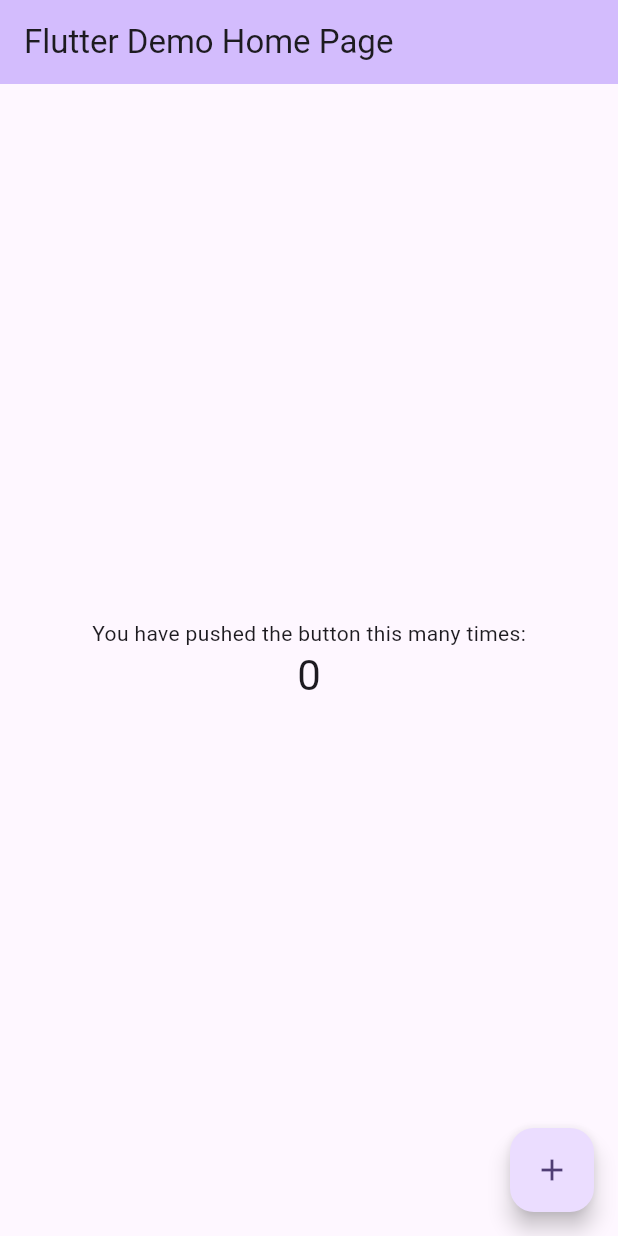
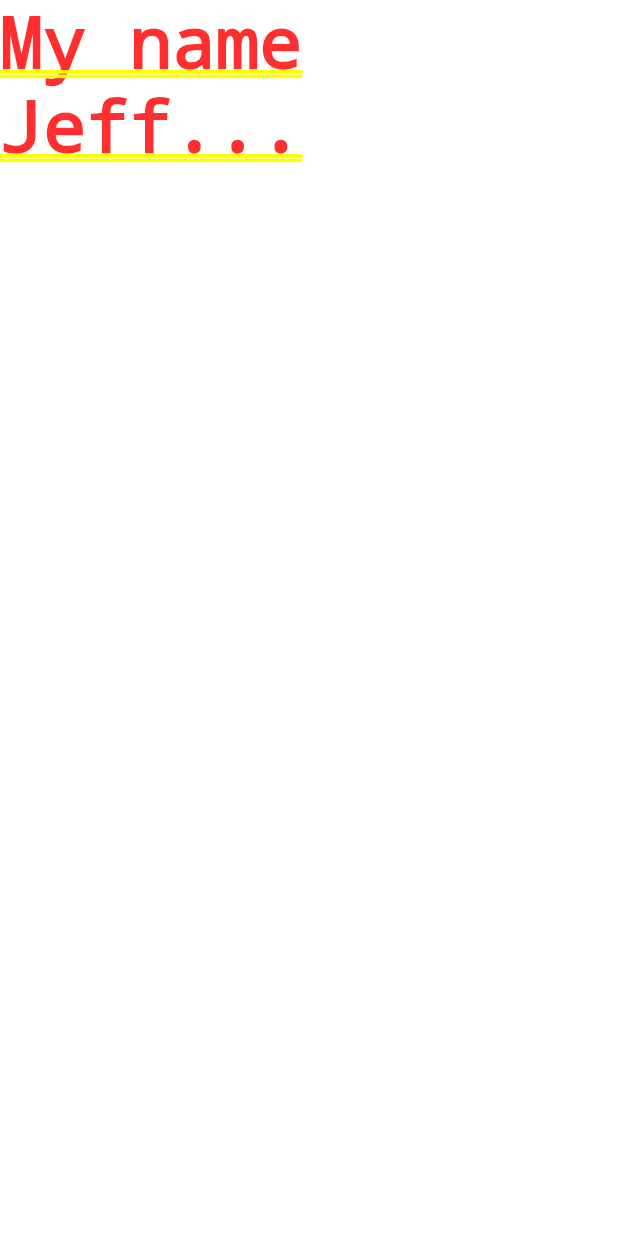
Before and after one commit to adala-wanyande/flutter-meals-app, a Flutter app: the screen it shows after launch, on a phone screen of 412 x 824 dp. Run offline on Flutter 3.47's test engine with Material 3 defaults, Android fonts, the phone set to English and light mode, and no system bars; our stand-ins replace google_fonts.

Commit message:
style: import google fonts package

```diff
--- a/lib/main.dart
+++ b/lib/main.dart
@@ -1,125 +1,25 @@
 import 'package:flutter/material.dart';
 
+import 'package:google_fonts/google_fonts.dart';
+
+final theme = ThemeData(
+  useMaterial3: true,
+  colorScheme: ColorScheme.fromSeed(
+    brightness: Brightness.dark,
+    seedColor: const Color.fromARGB(255, 131, 57, 0),
+  ),
+  textTheme: GoogleFonts.latoTextTheme(),
+);
+
 void main() {
-  runApp(const MyApp());
+  runApp(const App());
 }
 
-class MyApp extends StatelessWidget {
-  const MyApp({super.key});
-
-  // This widget is the root of your application.
-  @override
-  Widget build(BuildContext context) {
-    return MaterialApp(
-      title: 'Flutter Demo',
-      theme: ThemeData(
-        // This is the theme of your application.
-        //
-        // TRY THIS: Try running your application with "flutter run". You'll see
-        // the application has a purple toolbar. Then, without quitting the app,
-        // try changing the seedColor in the colorScheme below to Colors.green
-        // and then invoke "hot reload" (save your changes or press the "hot
-        // reload" button in a Flutter-supported IDE, or press "r" if you used
-        // the command line to start the app).
-        //
-        // Notice that the counter didn't reset back to zero; the application
-        // state is not lost during the reload. To reset the state, use hot
-        // restart instead.
-        //
-        // This works for code too, not just values: Most code changes can be
-        // tested with just a hot reload.
-        colorScheme: ColorScheme.fromSeed(seedColor: Colors.deepPurple),
-        useMaterial3: true,
-      ),
-      home: const MyHomePage(title: 'Flutter Demo Home Page'),
-    );
-  }
-}
-
-class MyHomePage extends StatefulWidget {
-  const MyHomePage({super.key, required this.title});
-
-  // This widget is the home page of your application. It is stateful, meaning
-  // that it has a State object (defined below) that contains fields that affect
-  // how it looks.
-
-  // This class is the configuration for the state. It holds the values (in this
-  // case the title) provided by the parent (in this case the App widget) and
-  // used by the build method of the State. Fields in a Widget subclass are
-  // always marked "final".
-
-  final String title;
-
-  @override
-  State<MyHomePage> createState() => _MyHomePageState();
-}
-
-class _MyHomePageState extends State<MyHomePage> {
-  int _counter = 0;
-
-  void _incrementCounter() {
-    setState(() {
-      // This call to setState tells the Flutter framework that something has
-      // changed in this State, which causes it to rerun the build method below
-      // so that the display can reflect the updated values. If we changed
-      // _counter without calling setState(), then the build method would not be
-      // called again, and so nothing would appear to happen.
-      _counter++;
-    });
-  }
+class App extends StatelessWidget {
+  const App({super.key});
 
   @override
   Widget build(BuildContext context) {
-    // This method is rerun every time setState is called, for instance as done
-    // by the _incrementCounter method above.
-    //
-    // The Flutter framework has been optimized to make rerunning build methods
-    // fast, so that you can just rebuild anything that needs updating rather
-    // than having to individually change instances of widgets.
-    return Scaffold(
-      appBar: AppBar(
-        // TRY THIS: Try changing the color here to a specific color (to
-        // Colors.amber, perhaps?) and trigger a hot reload to see the AppBar
-        // change color while the other colors stay the same.
-        backgroundColor: Theme.of(context).colorScheme.inversePrimary,
-        // Here we take the value from the MyHomePage object that was created by
-        // the App.build method, and use it to set our appbar title.
-        title: Text(widget.title),
-      ),
-      body: Center(
-        // Center is a layout widget. It takes a single child and positions it
-        // in the middle of the parent.
-        child: Column(
-          // Column is also a layout widget. It takes a list of children and
-          // arranges them vertically. By default, it sizes itself to fit its
-          // children horizontally, and tries to be as tall as its parent.
-          //
-          // Column has various properties to control how it sizes itself and
-          // how it positions its children. Here we use mainAxisAlignment to
-          // center the children vertically; the main axis here is the vertical
-          // axis because Columns are vertical (the cross axis would be
-          // horizontal).
-          //
-          // TRY THIS: Invoke "debug painting" (choose the "Toggle Debug Paint"
-          // action in the IDE, or press "p" in the console), to see the
-          // wireframe for each widget.
-          mainAxisAlignment: MainAxisAlignment.center,
-          children: <Widget>[
-            const Text(
-              'You have pushed the button this many times:',
-            ),
-            Text(
-              '$_counter',
-              style: Theme.of(context).textTheme.headlineMedium,
-            ),
-          ],
-        ),
-      ),
-      floatingActionButton: FloatingActionButton(
-        onPressed: _incrementCounter,
-        tooltip: 'Increment',
-        child: const Icon(Icons.add),
-      ), // This trailing comma makes auto-formatting nicer for build methods.
-    );
+    return MaterialApp(theme: theme, home: const Text('My name Jeff...'));
   }
 }
--- a/pubspec.yaml
+++ b/pubspec.yaml
@@ -35,6 +35,7 @@ dependencies:
   # The following adds the Cupertino Icons font to your application.
   # Use with the CupertinoIcons class for iOS style icons.
   cupertino_icons: ^1.0.2
+  google_fonts: ^6.1.0
 
 dev_dependencies:
   flutter_test:
```
Also changed, not shown: pubspec.lock.
